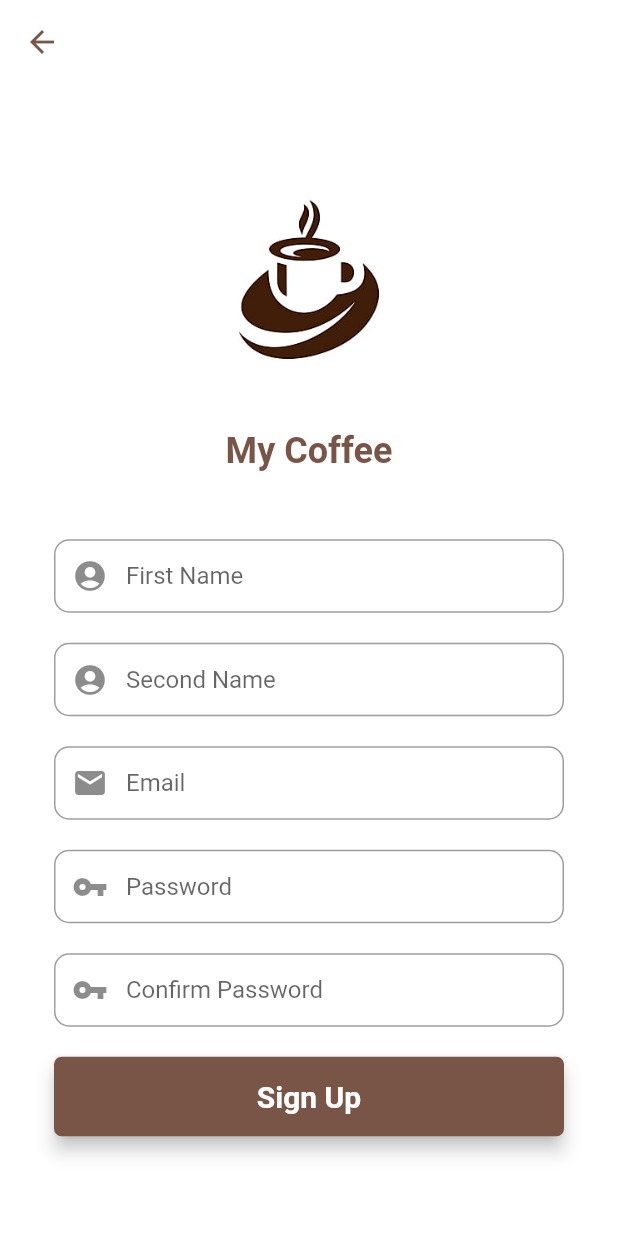
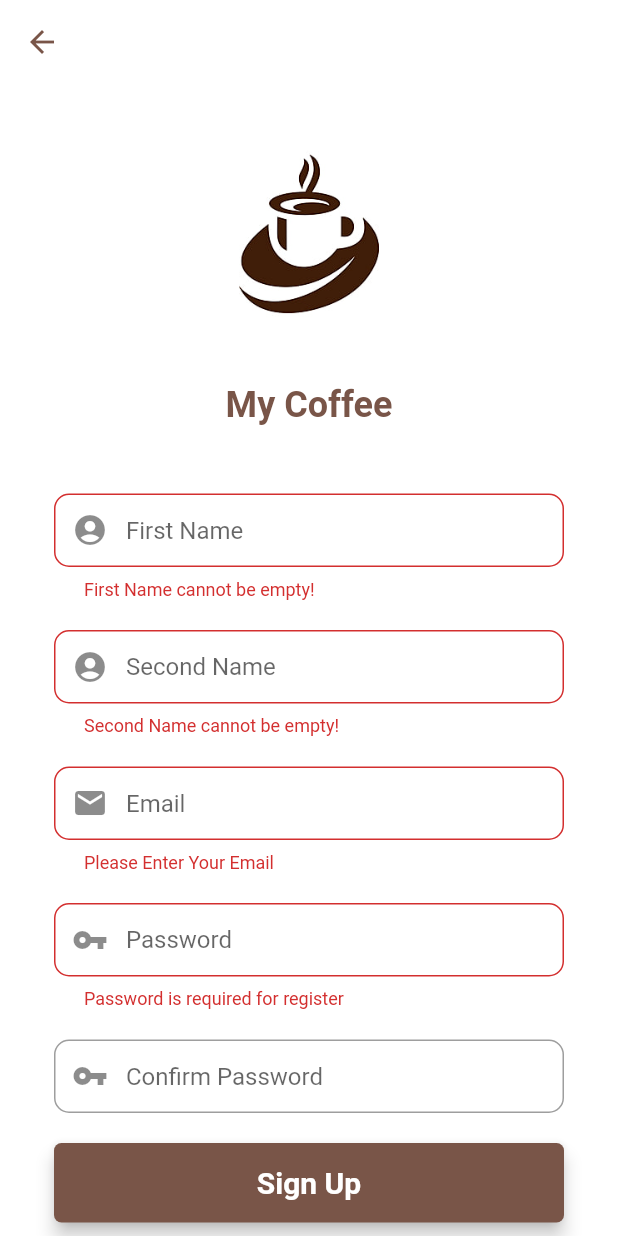
Before and after one commit to RichardAntolis/mycoffeeproject, a Flutter app: the RegisterScreen screen opened directly, after a tap on "Sign Up", on a phone screen of 412 x 824 dp. Run offline on Flutter 3.47's test engine with Material 2 defaults, Android fonts, the phone set to English and light mode, and no system bars; our stand-ins replace cloud_firestore, firebase_auth, firebase_core, fluttertoast; accounts and stored records are empty.

Commit message:
Login And Register Update

```diff
--- /dev/null
+++ b/lib/models/usermodel.dart
@@ -0,0 +1,29 @@
+class UserModel {
+  String? uid;
+  String? email;
+  String? firstName;
+  String? secondName;
+
+  UserModel({this.uid, this.email, this.firstName, this.secondName});
+
+  //Received Data from Server
+  factory UserModel.fromMap(map)
+  {
+    return UserModel(
+      uid: map['uid'],
+      email: map['email'],
+      firstName: map['firstName'],
+      secondName: map['secondName'],
+    );
+  }
+
+  Map<String, dynamic> toMap() {
+    return {
+      'uid': uid,
+      'email': email,
+      'firstName': firstName,
+      'secondName': secondName
+    };
+  }
+
+}
--- a/lib/screens/login.dart
+++ b/lib/screens/login.dart
@@ -16,8 +16,11 @@ class _LoginScreenState extends State<LoginScreen> {
   final TextEditingController emailController = new TextEditingController();
   final TextEditingController passwordController = new TextEditingController();
 
+  String? errorMessage;
+
   //Firebase
   final _auth = FirebaseAuth.instance;
+
 
   @override
   Widget build(BuildContext context) {
@@ -61,7 +64,7 @@ class _LoginScreenState extends State<LoginScreen> {
             return ("Password is required for login");
           }
           if (!regex.hasMatch(value)) {
-            return ("Enter Valid Password (Minimun 6 Characters)");
+            return ("Enter Valid Password (Minimum 6 Characters)");
           }
       },
       onSaved: (value) {
@@ -163,6 +166,8 @@ class _LoginScreenState extends State<LoginScreen> {
   void signIn(String email, String password) async{
     if (_formKey.currentState!.validate())
     {
+      try
+      {
       await _auth.
         signInWithEmailAndPassword(email: email, password: password).then((uid) => {
         Fluttertoast.showToast(msg: "Login Successful!"),
@@ -171,6 +176,34 @@ class _LoginScreenState extends State<LoginScreen> {
         Fluttertoast.showToast(msg: e!.message);
       });
     }
+    on FirebaseAuthException catch (error) {
+        switch (error.code) {
+          case "invalid-email":
+            errorMessage = "Your email address appears to be malformed.";
+
+            break;
+          case "wrong-password":
+            errorMessage = "Your password is wrong.";
+            break;
+          case "user-not-found":
+            errorMessage = "User with this email doesn't exist.";
+            break;
+          case "user-disabled":
+            errorMessage = "User with this email has been disabled.";
+            break;
+          case "too-many-requests":
+            errorMessage = "Too many requests";
+            break;
+          case "operation-not-allowed":
+            errorMessage = "Signing in with Email and Password is not enabled.";
+            break;
+          default:
+            errorMessage = "An undefined Error happened.";
+        }
+        Fluttertoast.showToast(msg: errorMessage!);
+        print(error.code);
+      }
+    }
   }
 
 }
--- a/lib/screens/register.dart
+++ b/lib/screens/register.dart
@@ -1,4 +1,10 @@
+import 'package:cloud_firestore/cloud_firestore.dart';
+import 'package:firebase_auth/firebase_auth.dart';
 import 'package:flutter/material.dart';
+import 'package:fluttertoast/fluttertoast.dart';
+import 'package:mycoffee/screens/home.dart';
+
+import '../models/usermodel.dart';
 
 class RegisterScreen extends StatefulWidget {
   const RegisterScreen({ Key? key }) : super(key: key);
@@ -8,6 +14,9 @@ class RegisterScreen extends StatefulWidget {
 }
 
 class _RegisterScreenState extends State<RegisterScreen> {
+
+  final _auth = FirebaseAuth.instance;
+  String? errorMessage;
 
   //Form
   final _formKey = GlobalKey<FormState>();
@@ -27,6 +36,16 @@ class _RegisterScreenState extends State<RegisterScreen> {
       autofocus: false,
       controller: firstNameEditingController,
       keyboardType: TextInputType.name,
+      validator: (value){
+        RegExp regex = new RegExp(r'^.{3,}$');
+          if (value!.isEmpty) {
+            return ("First Name cannot be empty!");
+          }
+          if (!regex.hasMatch(value)) {
+            return ("Enter Valid First Name (Minimum 3 Characters)");
+          }
+          return null;
+      },
       onSaved: (value) {
         firstNameEditingController.text = value!;
       },
@@ -44,6 +63,16 @@ class _RegisterScreenState extends State<RegisterScreen> {
       autofocus: false,
       controller: secondNameEditingController,
       keyboardType: TextInputType.name,
+      validator: (value){
+        RegExp regex = new RegExp(r'^.{3,}$');
+          if (value!.isEmpty) {
+            return ("Second Name cannot be empty!");
+          }
+          if (!regex.hasMatch(value)) {
+            return ("Enter Valid Second Name (Minimum 3 Characters)");
+          }
+          return null;
+      },
       onSaved: (value) {
         secondNameEditingController.text = value!;
       },
@@ -61,6 +90,18 @@ class _RegisterScreenState extends State<RegisterScreen> {
       autofocus: false,
       controller: emailEditingController,
       keyboardType: TextInputType.emailAddress,
+      validator: (value){
+        if(value!.isEmpty)
+        {
+          return ("Please Enter Your Email");
+        }
+        //Regular Expression for Email Valid
+        if (!RegExp("^[a-zA-Z0-9+_.-]+@[a-zA-Z0-9.-]+.[a-z]")
+              .hasMatch(value)) {
+            return ("Please Enter a valid email");
+          }
+        return null;
+      },
       onSaved: (value) {
         emailEditingController.text = value!;
       },
@@ -79,6 +120,15 @@ class _RegisterScreenState extends State<RegisterScreen> {
       controller: passwordEditingController,
       keyboardType: TextInputType.text,
       obscureText: true,
+      validator: (value){
+        RegExp regex = new RegExp(r'^.{6,}$');
+          if (value!.isEmpty) {
+            return ("Password is required for register");
+          }
+          if (!regex.hasMatch(value)) {
+            return ("Enter Valid Password (Minimum 6 Characters)");
+          }
+      },
       onSaved: (value) {
         passwordEditingController.text = value!;
       },
@@ -97,6 +147,12 @@ class _RegisterScreenState extends State<RegisterScreen> {
       controller: confirmPasswordEditingController,
       obscureText: true,
       keyboardType: TextInputType.text,
+      validator: (value){
+        if(confirmPasswordEditingController.text != passwordEditingController.text)
+        {
+          return "Password don't match!";
+        }
+      },
       onSaved: (value) {
         confirmPasswordEditingController.text = value!;
       },
@@ -117,7 +173,7 @@ class _RegisterScreenState extends State<RegisterScreen> {
         padding: EdgeInsets.fromLTRB(20, 15, 20, 15),
         minWidth: MediaQuery.of(context).size.width,
         onPressed: () {
-
+          signUp(emailEditingController.text, passwordEditingController.text);
         },
         child: Text(
           "Sign Up",
@@ -188,4 +244,67 @@ class _RegisterScreenState extends State<RegisterScreen> {
       ),
     );
   }
+  void signUp(String email, String password) async
+  {
+    if(_formKey.currentState!.validate())
+    {
+      try{
+      await _auth.createUserWithEmailAndPassword(email: email, password: password).then((value) => {
+        postDetailsToFirestore()
+      }).catchError((e){
+        Fluttertoast.showToast(msg: e!.message);
+      });
+      }
+      on FirebaseAuthException catch (error){
+        switch (error.code) {
+          case "invalid-email":
+            errorMessage = "Your email address appears to be formatted!";
+            break;
+          case "wrong-password":
+            errorMessage = "Your password is wrong!";
+            break;
+          case "user-not-found":
+            errorMessage = "User with this email doesn't exist!";
+            break;
+          case "user-disabled":
+            errorMessage = "User with this email has been disabled!";
+            break;
+          case "too-many-requests":
+            errorMessage = "Too many requests!";
+            break;
+          case "operation-not-allowed":
+            errorMessage = "Signing in with email and password is not enabled!";
+            break;
+          default:
+            errorMessage = "An undefined error happened!";
+        }
+      }
+
+    }
+  }
+
+  //Calling Firestore
+  //Calling User Model
+  //Sending Values
+
+  postDetailsToFirestore() async{
+
+
+    FirebaseFirestore firebaseFirestore = FirebaseFirestore.instance;
+    User? user = _auth.currentUser;
+    UserModel userModel = UserModel();
+
+    userModel.email = user!.email;
+    userModel.uid = user.uid;
+    userModel.firstName = firstNameEditingController.text;
+    userModel.secondName = secondNameEditingController.text;
+
+    await firebaseFirestore.collection("users")
+    .doc(user.uid).set(userModel.toMap());
+    Fluttertoast.showToast(msg: "Account created successfully!");
+
+    Navigator.pushAndRemoveUntil(context, MaterialPageRoute(builder: (context) => HomeScreen()), (route) => false);
+
+  }
+
 }
```
Also changed, not shown: lib/main.dart (+8 -2 lines), lib/screens/home.dart (+33 -3 lines), 2 other files.
